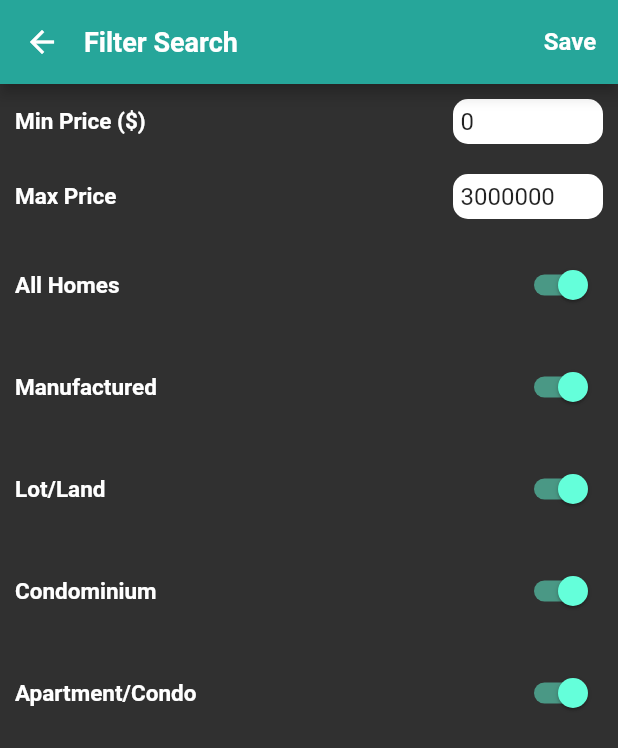
After one commit to jpmyob/house_hunt, a Flutter app: the SearchFilterScreen screen opened directly, on a phone screen of 412 x 824 dp. The commit adds this screen. Shown: the top 748 px of the screen. Run offline on Flutter 3.47's test engine with Material 2 defaults, Android fonts, the light colour scheme and no system bars; our stand-ins replace flutter_spinkit, flutter_tts, geolocator, hive, wakelock; accounts and stored records are empty.

Commit message:
everything is done except calculation

```diff
--- a/lib/screens/home-hunt-screen.dart
+++ b/lib/screens/home-hunt-screen.dart
@@ -1,5 +1,6 @@
 import 'package:flutter/material.dart';
 import 'package:geolocator/geolocator.dart';
+import 'package:real_state_finder/screens/search-filter-screen.dart';
 import 'package:real_state_finder/services/real-state-service.dart';
 import 'package:real_state_finder/utils/constants.dart';
 import 'package:real_state_finder/widgets/home-hunt/drawer.dart';
@@ -18,13 +19,17 @@ class HomeHuntScreen extends StatelessWidget {
         backgroundColor: Colors.teal[400],
         titleSpacing: 0,
         title: Text(
-          'Nearby House Properties',
+          'Nearby Properties',
           style: TextStyle(
             fontSize: 18.0,
             fontWeight: FontWeight.w700,
           ),
         ),
         actions: [
+          IconButton(
+            icon: Icon(Icons.filter_list_alt, color: Colors.white,),
+            onPressed: () => Navigator.push(context, MaterialPageRoute(builder: (context) => SearchFilterScreen())),
+          ),
           IconButton(
             icon: Icon(Icons.near_me, color: Colors.white,),
             onPressed: () => reStartApp(context),
--- a/lib/screens/property-screen.dart
+++ b/lib/screens/property-screen.dart
@@ -51,9 +51,16 @@ class PropertyScreen extends StatelessWidget {
               SizedBox(height: 10.0),
               Text('Distance: '+property['distance']+'    Angle: '+property['angle']+'\n'+
                 'Beds: ${property['beds']?.toInt() ?? 0},    Baths: ${property['baths']?.toInt() ?? 0}'+
-                ',    Area: ${property['area'] ?? 0} sqft\n',
+                ',    Area: ${property['area'] ?? 0} sqft',
                 style: TextStyle(
                   fontSize: 15.0,
+                ),
+              ),
+              Text('Lot Area: ${property['hdpData']['homeInfo']['lotAreaValue']?.toInt()} sqft    '+
+                'Tax: \$${property['hdpData']['homeInfo']['taxAssessedValue']?.toInt()}',
+                style: TextStyle(
+                  fontSize: 15.0,
+                  fontWeight: FontWeight.bold
                 ),
               ),
               SizedBox(height: 10.0),
--- /dev/null
+++ b/lib/screens/search-filter-screen.dart
@@ -0,0 +1,173 @@
+import 'package:flutter/material.dart';
+import 'package:real_state_finder/services/real-state-service.dart';
+import 'package:real_state_finder/utils/constants.dart';
+
+class SearchFilterScreen extends StatefulWidget {
+
+  @override
+  _SearchFilterScreenState createState() => _SearchFilterScreenState();
+}
+
+class _SearchFilterScreenState extends State<SearchFilterScreen> {
+  final minController = TextEditingController();
+  final maxController = TextEditingController();
+  final realStateService = RealStateService();
+
+  @override
+  void initState() {
+    minController.text = minPrice.toString();
+    maxController.text = maxPrice.toString();
+    super.initState();
+  }
+
+  @override
+  Widget build(BuildContext context) {
+    return Scaffold(
+      appBar: AppBar(
+        backgroundColor: Colors.teal[400],
+        titleSpacing: 0,
+        title: Text(
+          'Filter Search',
+          style: TextStyle(
+            fontSize: 18.0,
+            fontWeight: FontWeight.w700,
+          ),
+        ),
+        actions: [
+          TextButton(
+            onPressed: () {
+              // ignore: deprecated_member_use
+              if(double.parse(minController.text) >= 0) {
+                minPrice = double.parse(minController.text)?.toInt() ?? 0;
+              }
+              if(double.parse(maxController.text) >= 0) {
+                maxPrice = double.parse(maxController.text)?.toInt() ?? 0;
+              }
+              realStateService.searchFilterQuery();
+              reStartApp(context);
+            },
+            child: Text('Save', style: TextStyle(fontSize: 16.0, fontWeight: FontWeight.bold, color: Colors.white),)
+          )
+        ],
+      ),
+      body: SingleChildScrollView(
+        child: Column(
+          crossAxisAlignment: CrossAxisAlignment.start,
+          children: [
+            Padding(
+              padding: EdgeInsets.all(10.0),
+              child: Row(
+                mainAxisAlignment: MainAxisAlignment.spaceBetween,
+                children: [
+                  Text('Min Price (\$)', style: TextStyle(fontSize: 15.0, fontWeight: FontWeight.bold),),
+                  Container(
+                    width: 100.0,
+                    height: 30.0,
+                    decoration: BoxDecoration(
+                      color: Colors.white,
+                      borderRadius: BorderRadius.circular(10.0),
+                    ),
+                    child: TextField(
+                      decoration: inputDecoration,
+                      style: TextStyle(color: Colors.black87),
+                      keyboardType: TextInputType.number,
+                      controller: minController,
+                    ),
+                  ),
+                ],
+              ),
+            ),
+            Padding(
+              padding: EdgeInsets.all(10.0),
+              child: Row(
+                mainAxisAlignment: MainAxisAlignment.spaceBetween,
+                children: [
+                  Text('Max Price', style: TextStyle(fontSize: 15.0, fontWeight: FontWeight.bold),),
+                  Container(
+                    width: 100.0,
+                    height: 30.0,
+                    decoration: BoxDecoration(
+                      color: Colors.white,
+                      borderRadius: BorderRadius.circular(10.0),
+                    ),
+                    child: TextField(
+                      style: TextStyle(color: Colors.black87),
+                      decoration: inputDecoration,
+                      keyboardType: TextInputType.number,
+                      controller: maxController,
+                    ),
+                  ),
+                ],
+              ),
+            ),
+            Padding(
+              padding: EdgeInsets.all(10.0),
+              child: Row(
+                mainAxisAlignment: MainAxisAlignment.spaceBetween,
+                children: [
+                  Text('All Homes', style: TextStyle(fontSize: 15.0, fontWeight: FontWeight.bold),),
+                  Switch.adaptive(
+                    value: isAllHome,
+                    onChanged: (value) => setState(() => isAllHome = value),
+                  ),
+                ],
+              ),
+            ),
+            Padding(
+              padding: EdgeInsets.all(10.0),
+              child: Row(
+                mainAxisAlignment: MainAxisAlignment.spaceBetween,
+                children: [
+                  Text('Manufactured', style: TextStyle(fontSize: 15.0, fontWeight: FontWeight.bold),),
+                  Switch.adaptive(
+                    value: isManufactured,
+                    onChanged: (value) => setState(() => isManufactured = value),
+                  ),
+                ],
+              ),
+            ),
+            Padding(
+              padding: EdgeInsets.all(10.0),
+              child: Row(
+                mainAxisAlignment: MainAxisAlignment.spaceBetween,
+                children: [
+                  Text('Lot/Land', style: TextStyle(fontSize: 15.0, fontWeight: FontWeight.bold),),
+                  Switch.adaptive(
+                    value: isLotLand,
+                    onChanged: (value) => setState(() => isLotLand = value),
+                  ),
+                ],
+              ),
+            ),
+            Padding(
+              padding: EdgeInsets.all(10.0),
+              child: Row(
+                mainAxisAlignment: MainAxisAlignment.spaceBetween,
+                children: [
+                  Text('Condominium', style: TextStyle(fontSize: 15.0, fontWeight: FontWeight.bold),),
+                  Switch.adaptive(
+                    value: isCondo,
+                    onChanged: (value) => setState(() => isCondo = value),
+                  ),
+                ],
+              ),
+            ),
+            Padding(
+              padding: EdgeInsets.all(10.0),
+              child: Row(
+                mainAxisAlignment: MainAxisAlignment.spaceBetween,
+                children: [
+                  Text('Apartment/Condo', style: TextStyle(fontSize: 15.0, fontWeight: FontWeight.bold),),
+                  Switch.adaptive(
+                    value: isApartmentOrCondo,
+                    onChanged: (value) => setState(() => isApartmentOrCondo = value),
+                  ),
+                ],
+              ),
+            ),
+          ],
+        ),
+      ),
+    );
+  }
+}
--- a/lib/services/real-state-service.dart
+++ b/lib/services/real-state-service.dart
@@ -2,16 +2,13 @@ import 'dart:convert';
 import 'package:geolocator/geolocator.dart';
 import 'package:http/http.dart' as http;
 import 'package:real_state_finder/utils/constants.dart';
-
-var minPrice = 0, maxPrice = 3000000, isAllHome = true, isManufactured = true, isLotLand = true,
-  isCondo = true, isApartmentOrCondo = true;
 
 class RealStateService {
   Future getZillowPropertyList({Position position}) async {
     try {
       var pos = exploreLatLong(position.latitude, position.longitude);
       var res = await http.get(Uri.parse(
-        '$ZILLOW_IP?searchQueryState={"pagination":{},"mapBounds":{"west":${pos["west"]},"east":${pos["east"]},"south":${pos["south"]},"north":${pos["north"]}},"isMapVisible":true,"filterState":{"price":{"min":0},"monthlyPayment":{"min":0}},"isListVisible":true}&wants={"cat1":["listResults","mapResults"],"cat2":["total"]}'
+        '$ZILLOW_IP?searchQueryState={"pagination":{},"mapBounds":{"west":${pos["west"]},"east":${pos["east"]},"south":${pos["south"]},"north":${pos["north"]}},"isMapVisible":true,"filterState":{$zillowFilter},"isListVisible":true}&wants={"cat1":["listResults","mapResults"],"cat2":["total"]}'
       ));
       allPropertyList = json.decode(res.body)['cat1']['searchResults']['listResults'] ?? [];
       return json.decode(res.body)['cat1']['searchResults']['listResults'];
@@ -21,10 +18,10 @@ class RealStateService {
     }
   }
 
-  zillowSearchFilter() {
-    String essentials = '"price":{"min":0,"max":3000000},"monthlyPayment":{"min":0}},"isAllHomes":{"value":true},'+
-      '"isManufactured":{"value":true},"isLotLand":{"value":true},"isCondo":{"value":true},"isApartmentOrCondo":{"value":true},';
-
+  searchFilterQuery() {
+    zillowFilter = '"price":{"min":$minPrice,"max":$maxPrice},"monthlyPayment":{"min":0},"isAllHomes":{"value":$isAllHome},'+
+    '"isManufactured":{"value":$isManufactured},"isLotLand":{"value":$isLotLand},"isCondo":{"value":$isCondo},"isApartmentOrCondo":{"value":$isApartmentOrCondo}';
+    print(zillowFilter);
   }
 
   // Future getRealtorList({Position position}) async {
--- a/lib/utils/constants.dart
+++ b/lib/utils/constants.dart
@@ -4,16 +4,23 @@ import 'package:real_state_finder/screens/loading-screen.dart';
 import 'package:real_state_finder/services/read-text-service.dart';
 const ZILLOW_IP = 'https://www.zillow.com/search/GetSearchPageState.htm';
 
+var minPrice = 0, maxPrice = 3000000, isAllHome = true, isManufactured = true, isLotLand = true,
+  isCondo = true, isApartmentOrCondo = true;
+String zillowFilter = '"price":{"min":$minPrice,"max":$maxPrice},"monthlyPayment":{"min":0},"isAllHomes":{"value":$isAllHome},'+
+    '"isManufactured":{"value":$isManufactured},"isLotLand":{"value":$isLotLand},"isCondo":{"value":$isCondo},"isApartmentOrCondo":{"value":$isApartmentOrCondo}';
+
 var fvBox;
 var recentBox;
 List allPropertyList = [];
 
 reStartApp(context) {
-  allPropertyList = [];
-  ReadService().read = true;
-  coveredDistance = 0;
+  ReadService().tts.stop();
   WidgetsBinding.instance.addPostFrameCallback((_) {
+    Navigator.popUntil(context, (route) => route.isFirst);
     Navigator.pushReplacement(context, MaterialPageRoute(builder: (context) => LoadingScreen()));
+    allPropertyList = [];
+    ReadService().read = true;
+    coveredDistance = 0;
   });
 }
 
@@ -30,3 +37,24 @@ exploreLatLong(latitude, longitude) {
   double lngMin = longitude - offset;
   return {'west': lngMin, 'east': lngMax, 'south': latMin, 'north': latMax};
 }
+
+
+InputDecoration inputDecoration = InputDecoration(
+  contentPadding:EdgeInsets.only(left: 5.0),
+  border: OutlineInputBorder(
+    borderSide: BorderSide(color: Colors.transparent, width: 0),
+    borderRadius: BorderRadius.all(Radius.circular(0.0)),
+  ),
+  enabledBorder: OutlineInputBorder(
+    borderSide: BorderSide(width: 0, color: Colors.transparent),
+  ),
+  focusedBorder: OutlineInputBorder(
+    borderSide: BorderSide(width: 0, color: Colors.transparent),
+  ),
+  errorBorder: OutlineInputBorder(
+    borderSide: BorderSide(width: 0, color: Colors.transparent),
+  ),
+  focusedErrorBorder: OutlineInputBorder(
+    borderSide: BorderSide(width: 0, color: Colors.transparent),
+  ),
+);
```
